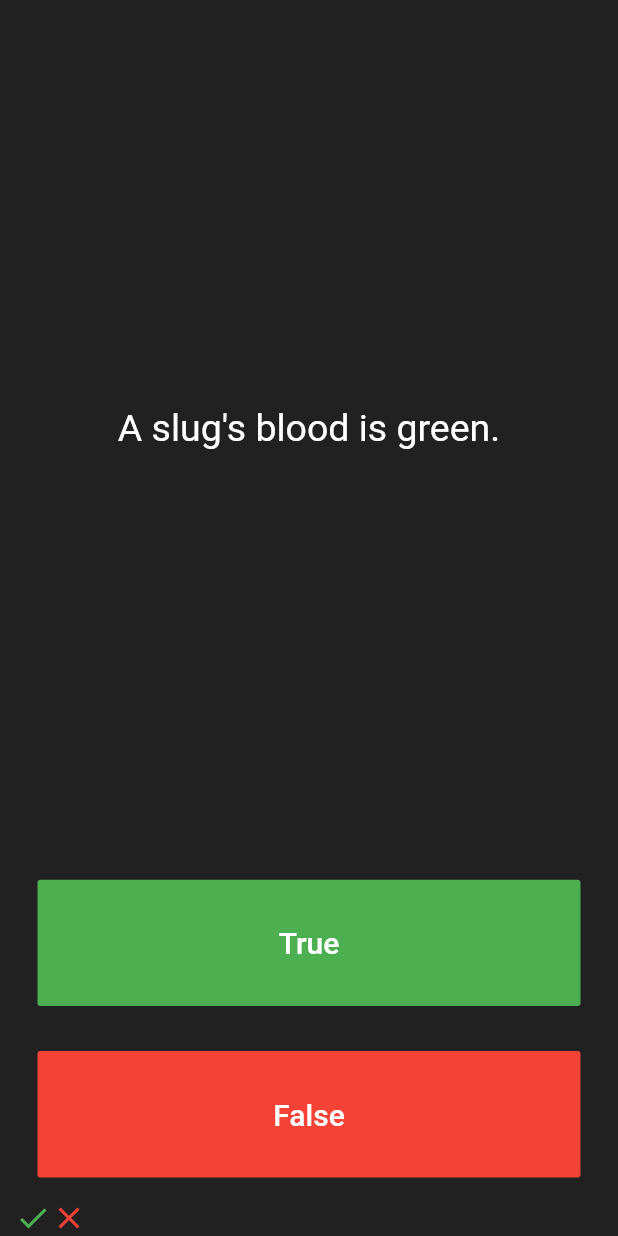
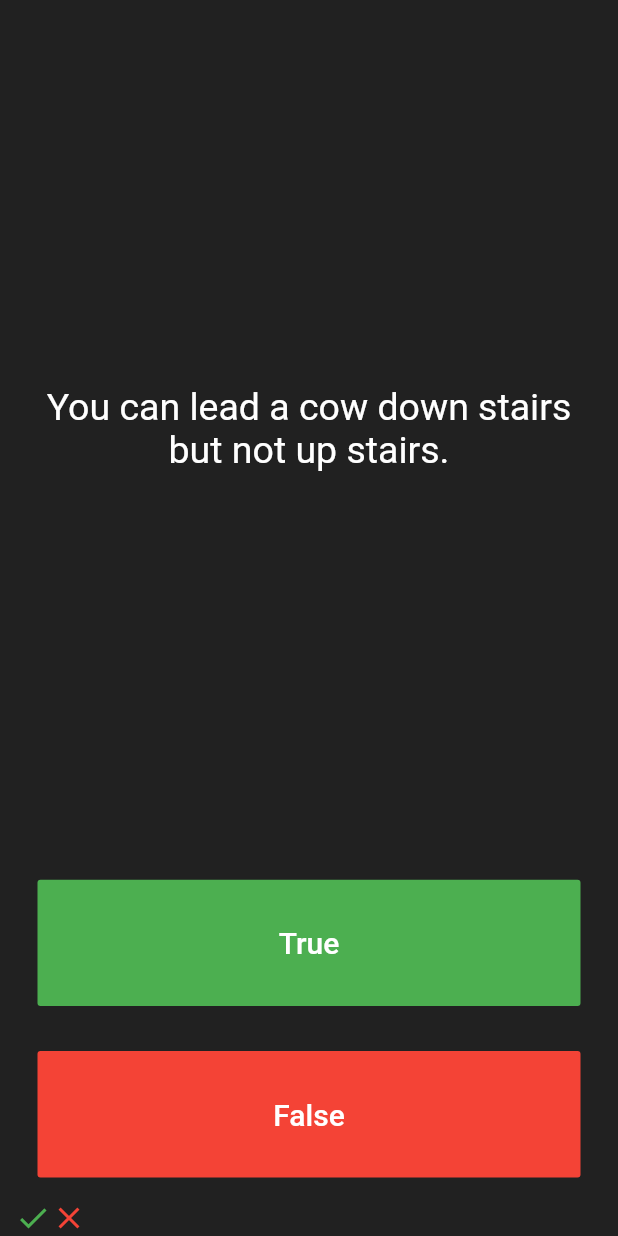
Before and after one commit to felexkuria/quizzler_flutter, a Flutter app: the screen it shows after launch, after a tap on "False", on a phone screen of 412 x 824 dp. Run offline on Flutter 3.47's test engine with Material 2 defaults, Android fonts, the phone set to English and light mode, and no system bars.

Commit message:
Rebuild UI  in main.dart tried to add functionality with if and else statement     Learning Outcomes Learn how to use if statement and change state of app 2.Abstraction 3.Encapsulation 4.Inheritance 5.Polymorphism 6.Constructors[Learning about classes and method and property was nice one]

```diff
--- a/lib/main.dart
+++ b/lib/main.dart
@@ -1,4 +1,6 @@
 import 'package:flutter/material.dart';
+import 'package:quizzler_flutter/models/questions.dart';
+import 'package:quizzler_flutter/models/data.dart';
 
 void main() => runApp(Quizzler());
 
@@ -6,6 +8,7 @@ class Quizzler extends StatelessWidget {
   @override
   Widget build(BuildContext context) {
     return MaterialApp(
+      debugShowCheckedModeBanner: false,
       home: Scaffold(
         backgroundColor: Colors.grey.shade900,
         body: SafeArea(
@@ -25,22 +28,40 @@ class QuizPage extends StatefulWidget {
 }
 
 class _QuizPageState extends State<QuizPage> {
-  List<Icon> scoreKeeper=[
-    Icon(Icons.check,
-
-    color: Colors.green,),
-    Icon(Icons.close,
+  List<Icon> scoreKeeper = [
+    Icon(
+      Icons.check,
+      color: Colors.green,
+    ),
+    Icon(
+      Icons.close,
       color: Colors.red,
     ),
-
   ];
 
-  List <String>  questions =[
-    'A slug\'s blood is green.',
-    'Approximately one quarter of human bones are in the feet.',
-    'You can lead a cow down stairs but not up stairs.',
-  ]
-  ;
+  //
+  Question questionOne = Question(
+    questionText: 'You can lead a cow down stairs but not up stairs.',
+    questionAnswer: false,
+  );
+
+  // List<String> questions = [
+  //   'A slug\'s blood is green.',
+  //   'Approximately one quarter of human bones are in the feet.',
+  //   'You can lead a cow down stairs but not up stairs.',
+  // ];
+  //
+  //
+  // List<bool> answers = [false, true, true];
+  // QuestionBanks QuestionBanks();
+  // List<String> questionBank=[
+  //  (q1:'You can lead a cow down stairs but not up stairs.', a:false),
+  //  (q:'Approximately one quarter of human bones are in the feet.', a:true),
+  //   (q:'A slug\'s blood is green.', a:true),
+  // ];
+
+  int questionTracker = 0;
+
   @override
   Widget build(BuildContext context) {
     return Column(
@@ -53,7 +74,7 @@ class _QuizPageState extends State<QuizPage> {
             padding: EdgeInsets.all(10.0),
             child: Center(
               child: Text(
-               questions.first,
+                questionOne.questionText,
                 textAlign: TextAlign.center,
                 style: TextStyle(
                   fontSize: 25.0,
@@ -78,9 +99,11 @@ class _QuizPageState extends State<QuizPage> {
               ),
               onPressed: () {
                 //The user picked true.
-                if (questions.first != null){
+                bool correctAnswer = questionOne.questionAnswer;
+
+                if (correctAnswer == true) {
                   setState(() {
-                    // questions ++;
+                    questionTracker++;
                   });
                 }
               },
@@ -101,16 +124,17 @@ class _QuizPageState extends State<QuizPage> {
               ),
               onPressed: () {
                 //The user picked false.
+                bool correctAnswer = questionOne.questionAnswer;
+                if (correctAnswer == false) {
+                  setState(() {
+                    questionTracker++;
+                  });
+                }
               },
             ),
           ),
         ),
-        Row(
-          children: scoreKeeper
-        ),
-
-
-
+        Row(children: scoreKeeper),
       ],
     );
   }
--- /dev/null
+++ b/lib/models/data.dart
@@ -0,0 +1,14 @@
+import 'package:quizzler_flutter/models/questions.dart';
+
+final questionOne = Question(
+  questionText: 'You can lead a cow down stairs but not up stairs.',
+  questionAnswer: false,
+);
+final questionTwo = Question(
+  questionText: 'Approximately one quarter of human bones are in the feet.',
+  questionAnswer: true,
+);
+final questionThree = Question(
+  questionText: 'A slug\'s blood is green.',
+  questionAnswer: true,
+);
--- /dev/null
+++ b/lib/models/questions.dart
@@ -0,0 +1,6 @@
+class Question {
+  final String questionText;
+  final bool questionAnswer;
+
+  Question({this.questionText, this.questionAnswer});
+}
```
